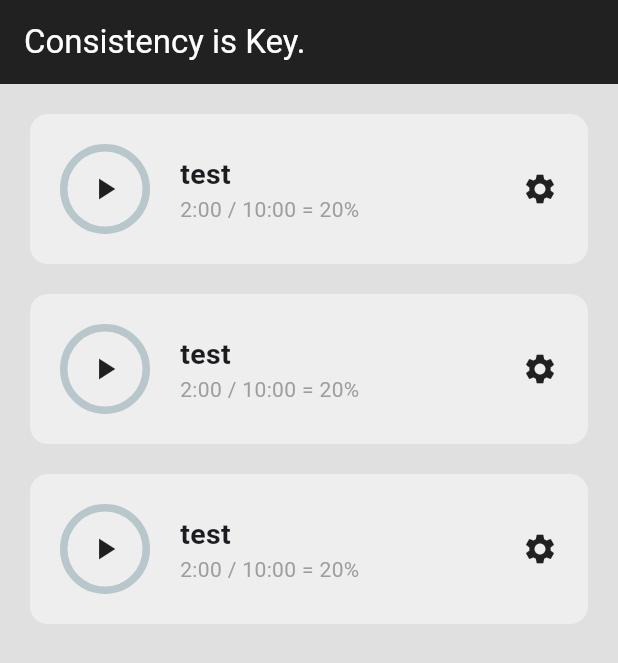
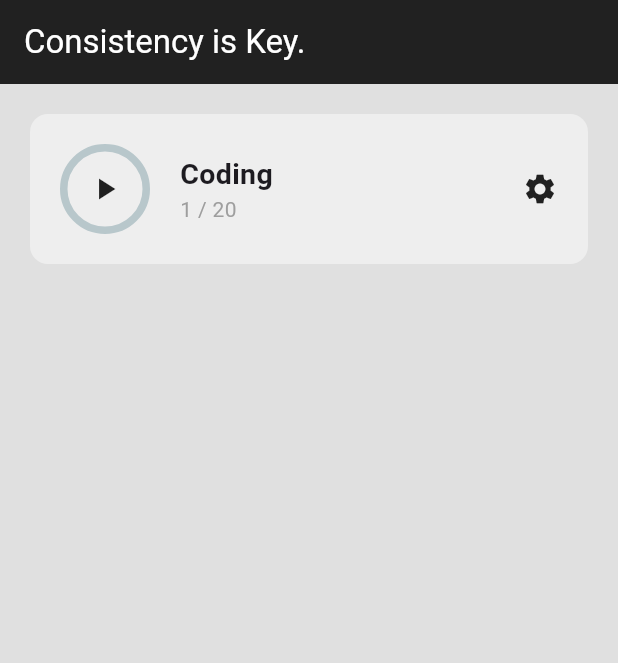
Before and after one commit to josssss07/Habit-Tracker-Flutter, a Flutter app: the screen it shows after launch, on a phone screen of 412 x 824 dp. Shown: the top 663 px of the screen. Run offline on Flutter 3.47's test engine with Material 3 defaults, Android fonts, the phone set to English and light mode, and no system bars; drawn by our look-alikes of percent_indicator.

Commit message:
added newUI

```diff
--- a/lib/homepage.dart
+++ b/lib/homepage.dart
@@ -11,6 +11,10 @@ class HomePage extends StatefulWidget {
 }
 
 class _HomePageState extends State<HomePage> {
+
+  //habit list
+  //List HabitList,
+
   @override
   Widget build(BuildContext context) {
     return Scaffold(
@@ -27,9 +31,7 @@ class _HomePageState extends State<HomePage> {
       ),
       body: Column(
         children: [
-          HabitTile(habitName: 'test'),
-          HabitTile(habitName: 'test'),
-          HabitTile(habitName: 'test')
+          HabitTile(habitName: 'Coding', habitStarted: false, onTap: (){}, settingsTapped: (){}, timeGoal: 20, timeSpent: 1)
         ],
       ),
     );
--- a/lib/util/habit_tlile.dart
+++ b/lib/util/habit_tlile.dart
@@ -1,4 +1,4 @@
-// ignore_for_file: prefer_const_literals_to_create_immutables, prefer_const_constructors
+// ignore_for_file: prefer_const_literals_to_create_immutables, prefer_const_constructors, must_be_immutable
 
 import 'package:flutter/material.dart';
 import 'package:percent_indicator/circular_percent_indicator.dart';
@@ -7,8 +7,18 @@ class HabitTile extends StatelessWidget {
   HabitTile({
     super.key,
     required this.habitName,
+    required this.habitStarted,
+    required this.onTap,
+    required this.settingsTapped,
+    required this.timeGoal,
+    required this.timeSpent
     });
 
+  final VoidCallback onTap;
+  final VoidCallback settingsTapped;
+  late int timeSpent;
+  late int timeGoal;
+  bool habitStarted;
   //habit variables
   String habitName;
 
@@ -29,16 +39,22 @@ class HabitTile extends StatelessWidget {
                   children: [
                     //habit circle
                     Row(children: [
-                      Container(
+                      GestureDetector(
+                        onTap: onTap,
+                        child: SizedBox(
                           width: 60,
                           height: 60,
                           child: Stack(
                             children: [
                               Center(child: CircularPercentIndicator(radius: 30)),
-                            Center(
-                              child: Icon(Icons.play_arrow)
+                              GestureDetector(
+                                onTap: onTap,
+                                child: Center(
+                                  child:Icon(habitStarted? Icons.pause : Icons.play_arrow)
+                                  ),
                               ),
                           ],
+                          ),
                         ),
                       ),
                     SizedBox(width: 20),
@@ -56,7 +72,7 @@ class HabitTile extends StatelessWidget {
 
                         //task progress
                         Text(
-                          '2:00 / 10:00 = 20%',
+                          timeSpent.toString() + ' / '+ timeGoal.toString(),
                           style: TextStyle(
                             color: Colors.grey
                           ),
@@ -65,7 +81,11 @@ class HabitTile extends StatelessWidget {
                     ),
                     ],
                     ),
-                    Icon(Icons.settings),
+                    GestureDetector
+                    (
+                      onTap: settingsTapped,
+                      child: Icon(Icons.settings)
+                    ),
                   ],
                 ),
               ),
```
Lines whose indentation alone changed are shown as unchanged.
